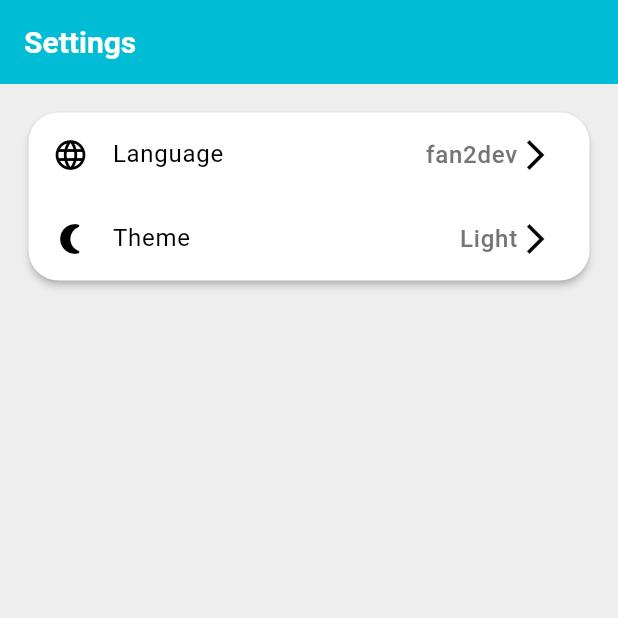
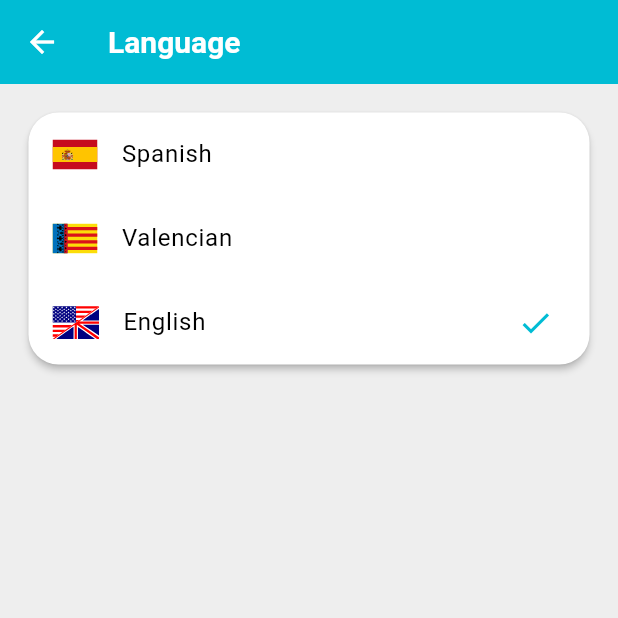
Before and after one commit to afandos-bbm/fan2dev_app_flutter, a Flutter app: the SettingsHomePage screen opened by its route, after a tap on "Language", on a phone screen of 412 x 824 dp, the top half of it. Run offline on Flutter 3.47's test engine with Material 3 defaults, Android fonts, the phone set to English and light mode, and no system bars; our stand-ins replace bloc, cloud_firestore, device_info_plus, dio, equatable, firebase_auth and 9 more; accounts and stored records are empty; generated files the repository leaves out were written again.

Commit message:
feat: :sparkles: add language setting

```diff
--- a/lib/core/router/app_router.dart
+++ b/lib/core/router/app_router.dart
@@ -2,6 +2,7 @@ import 'package:fan2dev/features/auth/view/login_page.dart';
 import 'package:fan2dev/features/backoffice/view/backoffice_home_page.dart';
 import 'package:fan2dev/features/contact/view/contact_home_page.dart';
 import 'package:fan2dev/features/settings/view/settings_home_page.dart';
+import 'package:fan2dev/features/settings/view/settings_language_page.dart';
 import 'package:fan2dev/features/settings/view/settings_theme_page.dart';
 import 'package:firebase_auth/firebase_auth.dart';
 import 'package:flutter/material.dart';
@@ -122,7 +123,7 @@ final router = GoRouter(
         GoRoute(
           path: 'language',
           parentNavigatorKey: _rootNavigatorKey,
-          builder: (context, state) => const SettingsThemePage(),
+          builder: (context, state) => const SettingsLanguagePage(),
         ),
         GoRoute(
           path: 'theme',
--- a/lib/features/contact/view/contact_home_page.dart
+++ b/lib/features/contact/view/contact_home_page.dart
@@ -1,9 +1,7 @@
-import 'package:cloud_firestore/cloud_firestore.dart';
 import 'package:fan2dev/core/locator/locator.dart';
 import 'package:fan2dev/features/contact/data/data_sources/firestore_form_submissions_remote_data_source.dart';
 import 'package:fan2dev/l10n/l10n.dart';
 import 'package:fan2dev/utils/const.dart';
-import 'package:fan2dev/utils/widgets/footer_f2d_widget.dart';
 import 'package:fan2dev/utils/widgets/responsive_widget.dart';
 import 'package:flutter/material.dart';
 
--- a/lib/features/settings/view/settings_home_page.dart
+++ b/lib/features/settings/view/settings_home_page.dart
@@ -1,7 +1,9 @@
 import 'package:fan2dev/core/locator/locator.dart';
 import 'package:fan2dev/core/theme_service/theme_service.dart';
+import 'package:fan2dev/features/language/cubit/language_cubit.dart';
 import 'package:fan2dev/l10n/l10n.dart';
 import 'package:flutter/material.dart';
+import 'package:flutter_bloc/flutter_bloc.dart';
 import 'package:go_router/go_router.dart';
 
 class SettingsHomePage extends StatelessWidget {
@@ -29,7 +31,9 @@ class SettingsHomePage extends StatelessWidget {
                           trailing: Row(
                             mainAxisSize: MainAxisSize.min,
                             children: [
-                              Text(context.l10n.appName,
+                              Text(
+                                  context.translatedLanguage(
+                                      context.watch<LanguageCubit>().locale),
                                   style: TextStyle(
                                       color: Colors.grey[600], fontSize: 16)),
                               const Icon(Icons.arrow_forward_ios),
@@ -37,8 +41,7 @@ class SettingsHomePage extends StatelessWidget {
                           ),
                           leading: const Icon(Icons.language),
                           onTap: () {
-                            Navigator.of(context)
-                                .pushNamed('/settings/language');
+                            context.push('/settings/language');
                           },
                         ),
                         ListTile(
--- /dev/null
+++ b/lib/features/settings/view/settings_language_page.dart
@@ -0,0 +1,80 @@
+import 'package:fan2dev/features/language/cubit/language_cubit.dart';
+import 'package:fan2dev/l10n/l10n.dart';
+import 'package:fan2dev/utils/const.dart';
+import 'package:fan2dev/utils/theme/themes.dart';
+import 'package:flutter/material.dart';
+import 'package:flutter_bloc/flutter_bloc.dart';
+import 'package:flutter_svg/svg.dart';
+
+class SettingsLanguagePage extends StatelessWidget {
+  const SettingsLanguagePage({super.key});
+
+  @override
+  Widget build(BuildContext context) {
+    final checkIcon =
+        Icon(Icons.check, color: context.currentTheme.colorScheme.primary);
+    return Scaffold(
+      appBar: AppBar(
+        title: Text(context.l10n.settings_language),
+        centerTitle: false,
+      ),
+      body: Column(
+        children: [
+          Padding(
+            padding: const EdgeInsets.all(15),
+            child: Card(
+              child: Column(
+                children: [
+                  ListTile(
+                    title: Text(context.l10n.settings_language_es),
+                    leading: SvgPicture.asset(
+                      kSpanishFlagPath,
+                      width: 30,
+                    ),
+                    trailing: context.watch<LanguageCubit>().locale == "es"
+                        ? checkIcon
+                        : null,
+                    onTap: () {
+                      context.read<LanguageCubit>().changeLanguage("es");
+                    },
+                  ),
+                  ListTile(
+                    title: Text(context.l10n.settings_language_va),
+                    leading: SvgPicture.asset(
+                      kValencianFlagPath,
+                      width: 30,
+                    ),
+                    trailing: context.watch<LanguageCubit>().locale == "va"
+                        ? checkIcon
+                        : null,
+                    onTap: () {
+                      context.read<LanguageCubit>().changeLanguage("va");
+                    },
+                  ),
+                  ListTile(
+                    title: Text(context.l10n.settings_language_en),
+                    leading: Container(
+                      width: 31,
+                      height: 23,
+                      color: Colors.white,
+                      child: SvgPicture.asset(
+                        kEnglishFlagPath,
+                        width: 30,
+                      ),
+                    ),
+                    trailing: context.watch<LanguageCubit>().locale == "en"
+                        ? checkIcon
+                        : null,
+                    onTap: () {
+                      context.read<LanguageCubit>().changeLanguage("en");
+                    },
+                  ),
+                ],
+              ),
+            ),
+          ),
+        ],
+      ),
+    );
+  }
+}
--- a/lib/l10n/arb/app_en.arb
+++ b/lib/l10n/arb/app_en.arb
@@ -88,6 +88,18 @@
     "@settings_language": {
         "description": "Settings Language Placeholder"
     },
+    "settings_language_en": "English",
+    "@settings_language_en": {
+        "description": "Settings Language English Placeholder"
+    },
+    "settings_language_es": "Spanish",
+    "@settings_language_es": {
+        "description": "Settings Language Spanish Placeholder"
+    },
+    "settings_language_va": "Valencian",
+    "@settings_language_va": {
+        "description": "Settings Language Valencian Placeholder"
+    },
     "settings_theme": "Theme",
     "@settings_theme": {
         "description": "Settings Theme Placeholder"
--- a/lib/l10n/l10n.dart
+++ b/lib/l10n/l10n.dart
@@ -38,4 +38,17 @@ extension AppLocalizationsX on BuildContext {
             return l10n.settings_theme_system;
         }
       };
+
+  String Function(String key) get translatedLanguage => (key) {
+        switch (key) {
+          case "es":
+            return l10n.settings_language_es;
+          case "va":
+            return l10n.settings_language_va;
+          case "en":
+            return l10n.settings_language_en;
+          default:
+            return "";
+        }
+      };
 }
--- a/lib/utils/const.dart
+++ b/lib/utils/const.dart
@@ -1,5 +1,6 @@
-const kWeb3formsUrl = "https://web3forms.com";
-const kWeb3formsKey = "555daa6d-1fc2-404f-ac06-500ab7f54f63";
-
 const kLogoPath = 'assets/images/app_logo.png';
 const kContactEmojiPath = 'assets/images/contact_emoji.png';
+
+const kSpanishFlagPath = 'assets/icons/spanish.svg';
+const kEnglishFlagPath = 'assets/icons/english.svg';
+const kValencianFlagPath = 'assets/icons/valencian.svg';
--- a/lib/utils/theme/themes.dart
+++ b/lib/utils/theme/themes.dart
@@ -109,6 +109,14 @@ final ThemeData _darkTheme = ThemeData(
       foregroundColor: Colors.white,
     ),
   ),
+  cardTheme: CardTheme(
+    elevation: 2,
+    shape: const RoundedRectangleBorder(
+      borderRadius: BorderRadius.all(Radius.circular(20)),
+    ),
+    color: Colors.grey[900],
+    surfaceTintColor: Colors.grey[900],
+  ),
 );
 
 extension ContextThemeExtension on BuildContext {
--- a/pubspec.yaml
+++ b/pubspec.yaml
@@ -56,3 +56,4 @@ flutter:
   assets:
     - assets/
     - assets/images/
+    - assets/icons/
```
Also changed, not shown: assets/icons/english.svg (added), assets/icons/spanish.svg (added), assets/icons/valencian.svg (added).
